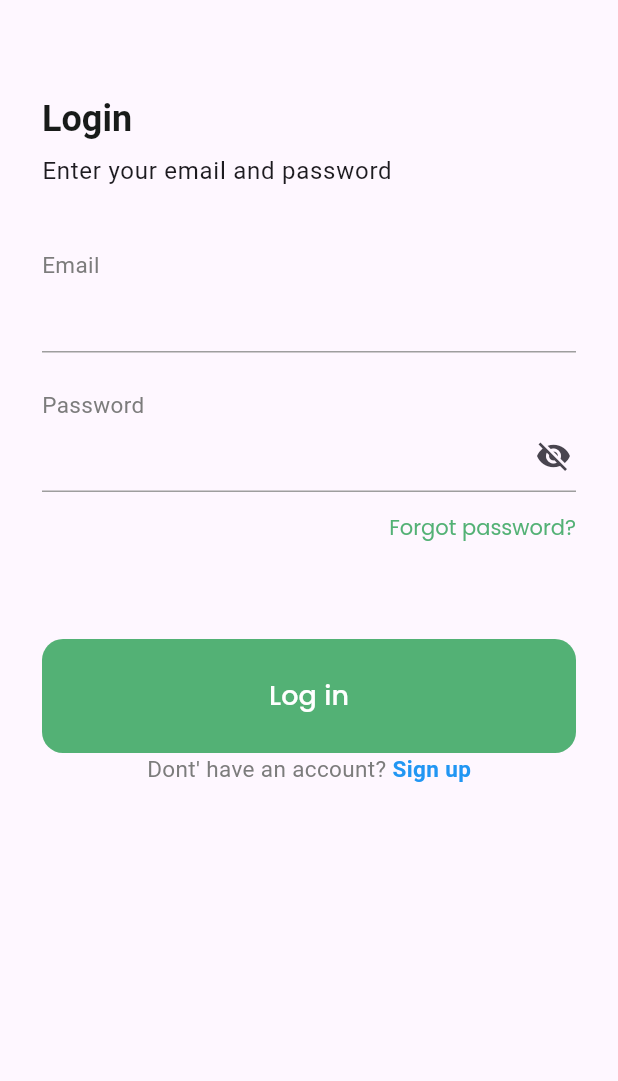
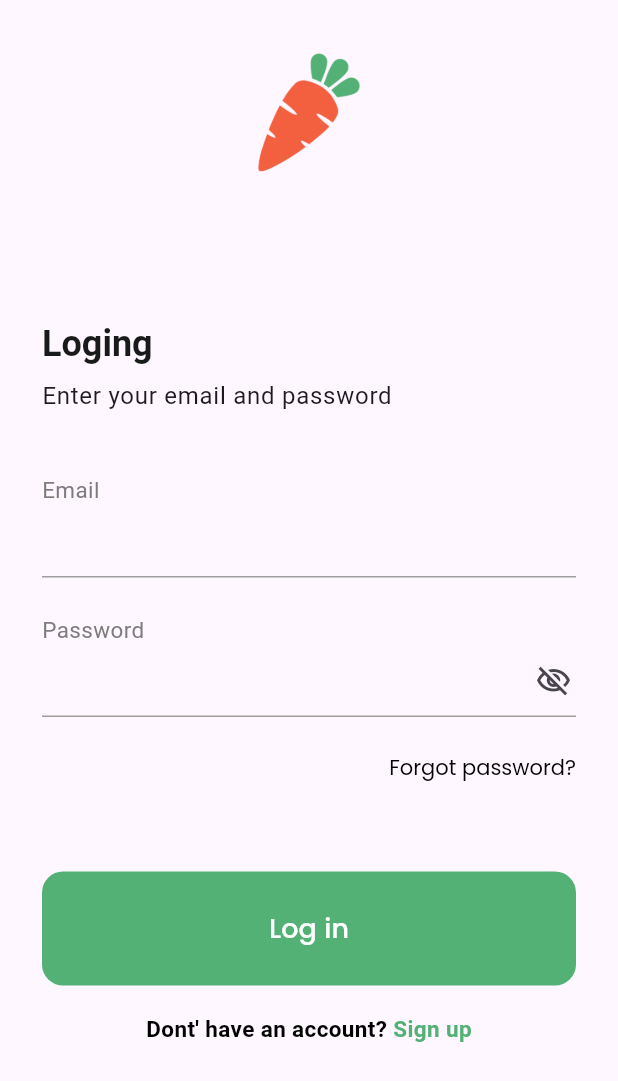
Before and after one commit to delafor/market_manager, a Flutter app: the screen it shows after launch, on a phone screen of 412 x 824 dp. Shown: the top 1081 px of the screen. Run offline on Flutter 3.47's test engine with Material 3 defaults, Android fonts, the phone set to English and light mode, and no system bars; our stand-ins replace flutter_riverpod, go_router.

Commit message:
feat(login): implement login screen and add golden test

```diff
--- a/lib/app/pages/home/components/app_cardgroceries.dart
+++ b/lib/app/pages/home/components/app_cardgroceries.dart
@@ -3,6 +3,7 @@ import 'package:flutter/material.dart';
 class AppCardGroceries extends StatelessWidget {
   final Color? color;
   final VoidCallback? onTap;
+
 
   const AppCardGroceries({super.key, this.color, this.onTap});
 
--- a/lib/app/pages/home/home_page.dart
+++ b/lib/app/pages/home/home_page.dart
@@ -77,6 +77,7 @@ class _HomePageState extends State<HomePage> {
                   ),
                 ),
                 SizedBox(height: 30),
+
                 Row(
                   crossAxisAlignment: CrossAxisAlignment.start,
                   children: [
--- a/lib/app/pages/login/login_page.dart
+++ b/lib/app/pages/login/login_page.dart
@@ -16,9 +16,15 @@ class LoginPage extends StatelessWidget {
           child: Column(
             crossAxisAlignment: CrossAxisAlignment.start,
             children: [
+              Image.asset(
+                'lib/app/assets/AppIcon.jpg',
+                fit: BoxFit.contain,
+                height: 150,
+                width: double.infinity,
+              ),
               const SizedBox(height: 64),
 
-              Text('Login', style: Theme.of(context).textTheme.titleLarge),
+              Text('Loging', style: Theme.of(context).textTheme.titleLarge),
               const SizedBox(height: 8),
               Text(
                 'Enter your email and password',
@@ -34,16 +40,19 @@ class LoginPage extends StatelessWidget {
               Text('Password'),
 
               AppAuthTextField(obscureText: true),
-
+              const SizedBox(height: 10),
               Align(
                 alignment: Alignment.centerRight,
                 child: TextButton(
                   onPressed: () {},
                   style: TextButton.styleFrom(padding: EdgeInsets.zero),
-                  child: const Text('Forgot password?'),
+                  child: const Text(
+                    'Forgot password?',
+                    style: TextStyle(color: Colors.black),
+                  ),
                 ),
               ),
-              const SizedBox(height: 50),
+              const SizedBox(height: 45),
 
               AppLargeButton(
                 onPressed: () {},
@@ -54,17 +63,22 @@ class LoginPage extends StatelessWidget {
                 ),
                 text: 'Log in',
               ),
+              SizedBox(height: 18),
               Center(
                 child: RichText(
                   text: TextSpan(
                     text: "Dont' have an account? ",
-                    style: Theme.of(context).textTheme.bodyMedium,
+                    style: Theme.of(context).textTheme.bodyMedium?.copyWith(
+                      color: Colors.black,
+                      fontWeight: FontWeight.w600,
+                    ),
+
                     children: [
                       TextSpan(
                         text: 'Sign up',
                         style: const TextStyle(
                           fontWeight: FontWeight.bold,
-                          color: Colors.blue,
+                          color: Color(0xff53B175),
                         ),
                         recognizer: TapGestureRecognizer()..onTap = () {},
                       ),
--- a/lib/app/shared/widgets/app_textfield.dart
+++ b/lib/app/shared/widgets/app_textfield.dart
@@ -37,7 +37,9 @@ class _AppAuthTextFieldState extends State<AppAuthTextField> {
             ? IconButton(
                 padding: EdgeInsets.zero,
 
-                icon: Icon(obscure ? Icons.visibility_off : Icons.visibility),
+                icon: Icon(
+                  obscure ? Icons.visibility_off_outlined : Icons.visibility,
+                ),
                 onPressed: () {
                   setState(() {
                     obscure = !obscure;
--- a/pubspec.yaml
+++ b/pubspec.yaml
@@ -70,6 +70,7 @@ flutter:
     - lib/app/pages/home/assets/explore.png
     - lib/app/pages/welcome/assets/welcome.jpg
     - lib/app/pages/home/assets/maca.png
+    - lib/app/assets/AppIcon.jpg
 
 
   # An image asset can refer to one or more resolution-specific "variants", see
```
Also changed, not shown: lib/app/assets/AppIcon.jpg (added), 6 other files.
